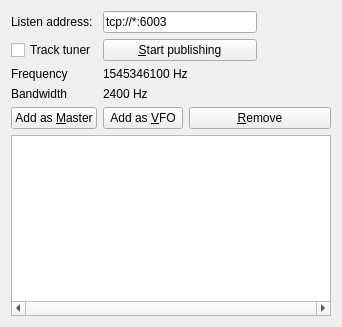
Above: ZeroMQWidget.ui from BatchDrake/ZeroMQPlugin before the change. Below: the same form after it.
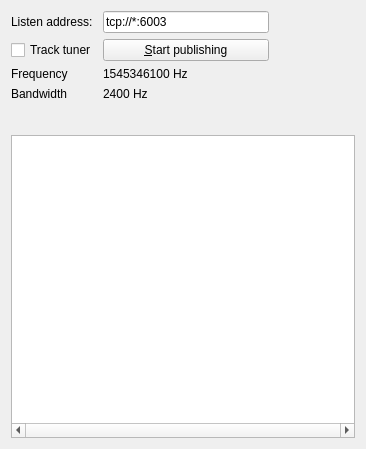
That is the form after the change. Icons and pictures are not drawn.

The edit to the form file:
```diff
--- a/ZeroMQWidget.ui
+++ b/ZeroMQWidget.ui
@@ -6,21 +6,236 @@
    <rect>
     <x>0</x>
     <y>0</y>
-    <width>342</width>
-    <height>327</height>
+    <width>366</width>
+    <height>449</height>
    </rect>
   </property>
   <property name="windowTitle">
    <string>Form</string>
   </property>
   <layout class="QGridLayout" name="gridLayout">
-   <item row="1" column="1" colspan="2">
-    <widget class="QPushButton" name="togglePublishingButton">
+   <item row="8" column="0" colspan="4">
+    <widget class="QTreeView" name="treeView">
+     <property name="sizePolicy">
+      <sizepolicy hsizetype="Preferred" vsizetype="Expanding">
+       <horstretch>0</horstretch>
+       <verstretch>0</verstretch>
+      </sizepolicy>
+     </property>
+     <property name="horizontalScrollBarPolicy">
+      <enum>Qt::ScrollBarAlwaysOn</enum>
+     </property>
+     <property name="verticalScrollMode">
+      <enum>QAbstractItemView::ScrollPerPixel</enum>
+     </property>
+     <property name="horizontalScrollMode">
+      <enum>QAbstractItemView::ScrollPerPixel</enum>
+     </property>
+    </widget>
+   </item>
+   <item row="6" column="0" rowspan="2" colspan="4">
+    <widget class="QWidget" name="widget" native="true">
+     <property name="minimumSize">
+      <size>
+       <width>0</width>
+       <height>14</height>
+      </size>
+     </property>
+     <layout class="QGridLayout" name="gridLayout_2">
+      <property name="leftMargin">
+       <number>0</number>
+      </property>
+      <property name="topMargin">
+       <number>0</number>
+      </property>
+      <property name="rightMargin">
+       <number>0</number>
+      </property>
+      <property name="bottomMargin">
+       <number>0</number>
+      </property>
+      <property name="spacing">
+       <number>0</number>
+      </property>
+      <item row="0" column="1">
+       <widget class="QPushButton" name="saveButton">
+        <property name="sizePolicy">
+         <sizepolicy hsizetype="Fixed" vsizetype="Expanding">
+          <horstretch>0</horstretch>
+          <verstretch>0</verstretch>
+         </sizepolicy>
+        </property>
+        <property name="toolTip">
+         <string>Save channel tree as...</string>
+        </property>
+        <property name="text">
+         <string/>
+        </property>
+        <property name="icon">
+         <iconset resource="zmq_icons.qrc">
+          <normaloff>:/zmq_icons/document-save-as.png</normaloff>:/zmq_icons/document-save-as.png</iconset>
+        </property>
+        <property name="iconSize">
+         <size>
+          <width>32</width>
+          <height>32</height>
+         </size>
+        </property>
+        <property name="flat">
+         <bool>true</bool>
+        </property>
+       </widget>
+      </item>
+      <item row="0" column="4">
+       <widget class="QPushButton" name="removeVFOButton">
+        <property name="sizePolicy">
+         <sizepolicy hsizetype="Fixed" vsizetype="Expanding">
+          <horstretch>0</horstretch>
+          <verstretch>0</verstretch>
+         </sizepolicy>
+        </property>
+        <property name="toolTip">
+         <string>Remove selected</string>
+        </property>
+        <property name="text">
+         <string/>
+        </property>
+        <property name="icon">
+         <iconset resource="zmq_icons.qrc">
+          <normaloff>:/zmq_icons/list-remove.png</normaloff>:/zmq_icons/list-remove.png</iconset>
+        </property>
+        <property name="iconSize">
+         <size>
+          <width>32</width>
+          <height>32</height>
+         </size>
+        </property>
+        <property name="flat">
+         <bool>true</bool>
+        </property>
+       </widget>
+      </item>
+      <item row="0" column="0">
+       <widget class="QPushButton" name="openButton">
+        <property name="sizePolicy">
+         <sizepolicy hsizetype="Fixed" vsizetype="Expanding">
+          <horstretch>0</horstretch>
+          <verstretch>0</verstretch>
+         </sizepolicy>
+        </property>
+        <property name="toolTip">
+         <string>Load channel tree from file</string>
+        </property>
+        <property name="text">
+         <string/>
+        </property>
+        <property name="icon">
+         <iconset resource="zmq_icons.qrc">
+          <normaloff>:/zmq_icons/document-open.png</normaloff>:/zmq_icons/document-open.png</iconset>
+        </property>
+        <property name="iconSize">
+         <size>
+          <width>32</width>
+          <height>32</height>
+         </size>
+        </property>
+        <property name="flat">
+         <bool>true</bool>
+        </property>
+       </widget>
+      </item>
+      <item row="0" column="2">
+       <widget class="QPushButton" name="addAsMaster">
+        <property name="sizePolicy">
+         <sizepolicy hsizetype="Fixed" vsizetype="Expanding">
+          <horstretch>0</horstretch>
+          <verstretch>0</verstretch>
+         </sizepolicy>
+        </property>
+        <property name="toolTip">
+         <string>Add master channel</string>
+        </property>
+        <property name="text">
+         <string/>
+        </property>
+        <property name="icon">
+         <iconset resource="zmq_icons.qrc">
+          <normaloff>:/zmq_icons/add_master.png</normaloff>:/zmq_icons/add_master.png</iconset>
+        </property>
+        <property name="iconSize">
+         <size>
+          <width>32</width>
+          <height>32</height>
+         </size>
+        </property>
+        <property name="flat">
+         <bool>true</bool>
+        </property>
+       </widget>
+      </item>
+      <item row="0" column="3">
+       <widget class="QPushButton" name="addVFOButton">
+        <property name="sizePolicy">
+         <sizepolicy hsizetype="Fixed" vsizetype="Expanding">
+          <horstretch>0</horstretch>
+          <verstretch>0</verstretch>
+         </sizepolicy>
+        </property>
+        <property name="toolTip">
+         <string>Add VFO</string>
+        </property>
+        <property name="text">
+         <string/>
+        </property>
+        <property name="icon">
+         <iconset resource="zmq_icons.qrc">
+          <normaloff>:/zmq_icons/add_vfo.png</normaloff>:/zmq_icons/add_vfo.png</iconset>
+        </property>
+        <property name="iconSize">
+         <size>
+          <width>32</width>
+          <height>32</height>
+         </size>
+        </property>
+        <property name="flat">
+         <bool>true</bool>
+        </property>
+       </widget>
+      </item>
+      <item row="0" column="5">
+       <spacer name="horizontalSpacer">
+        <property name="orientation">
+         <enum>Qt::Horizontal</enum>
+        </property>
+        <property name="sizeHint" stdset="0">
+         <size>
+          <width>40</width>
+          <height>20</height>
+         </size>
+        </property>
+       </spacer>
+      </item>
+     </layout>
+    </widget>
+   </item>
+   <item row="4" column="0">
+    <widget class="QLabel" name="label_3">
      <property name="text">
-      <string>&amp;Start publishing</string>
+      <string>Bandwidth</string>
      </property>
-     <property name="checkable">
-      <bool>true</bool>
+    </widget>
+   </item>
+   <item row="0" column="1" colspan="2">
+    <widget class="QLineEdit" name="urlEdit">
+     <property name="text">
+      <string>tcp://*:6003</string>
+     </property>
+    </widget>
+   </item>
+   <item row="3" column="0">
+    <widget class="QLabel" name="label">
+     <property name="text">
+      <string>Frequency</string>
      </property>
     </widget>
    </item>
@@ -38,20 +253,6 @@
      </property>
     </widget>
    </item>
-   <item row="0" column="1" colspan="2">
-    <widget class="QLineEdit" name="urlEdit">
-     <property name="text">
-      <string>tcp://*:6003</string>
-     </property>
-    </widget>
-   </item>
-   <item row="5" column="1">
-    <widget class="QPushButton" name="addVFOButton">
-     <property name="text">
-      <string>Add as &amp;VFO</string>
-     </property>
-    </widget>
-   </item>
    <item row="0" column="0">
     <widget class="QLabel" name="label_2">
      <property name="text">
@@ -59,6 +260,16 @@
      </property>
     </widget>
    </item>
+   <item row="1" column="1" colspan="2">
+    <widget class="QPushButton" name="togglePublishingButton">
+     <property name="text">
+      <string>&amp;Start publishing</string>
+     </property>
+     <property name="checkable">
+      <bool>true</bool>
+     </property>
+    </widget>
+   </item>
    <item row="4" column="1" colspan="3">
     <widget class="QLabel" name="bandwidthLabel">
      <property name="text">
@@ -66,53 +277,6 @@
      </property>
     </widget>
    </item>
-   <item row="5" column="2" colspan="2">
-    <widget class="QPushButton" name="removeVFOButton">
-     <property name="text">
-      <string>&amp;Remove</string>
-     </property>
-    </widget>
-   </item>
-   <item row="4" column="0">
-    <widget class="QLabel" name="label_3">
-     <property name="text">
-      <string>Bandwidth</string>
-     </property>
-    </widget>
-   </item>
-   <item row="3" column="0">
-    <widget class="QLabel" name="label">
-     <property name="text">
-      <string>Frequency</string>
-     </property>
-    </widget>
-   </item>
-   <item row="5" column="0">
-    <widget class="QPushButton" name="addAsMaster">
-     <property name="text">
-      <string>Add as &amp;Master</string>
-     </property>
-    </widget>
-   </item>
-   <item row="7" column="0" colspan="4">
-    <widget class="QTreeView" name="treeView">
-     <property name="sizePolicy">
-      <sizepolicy hsizetype="Preferred" vsizetype="Expanding">
-       <horstretch>0</horstretch>
-       <verstretch>0</verstretch>
-      </sizepolicy>
-     </property>
-     <property name="horizontalScrollBarPolicy">
-      <enum>Qt::ScrollBarAlwaysOn</enum>
-     </property>
-     <property name="verticalScrollMode">
-      <enum>QAbstractItemView::ScrollPerPixel</enum>
-     </property>
-     <property name="horizontalScrollMode">
-      <enum>QAbstractItemView::ScrollPerPixel</enum>
-     </property>
-    </widget>
-   </item>
   </layout>
  </widget>
  <resources/>
```
Left out of the diff: 4 changed lines with no effect on the pictures.
